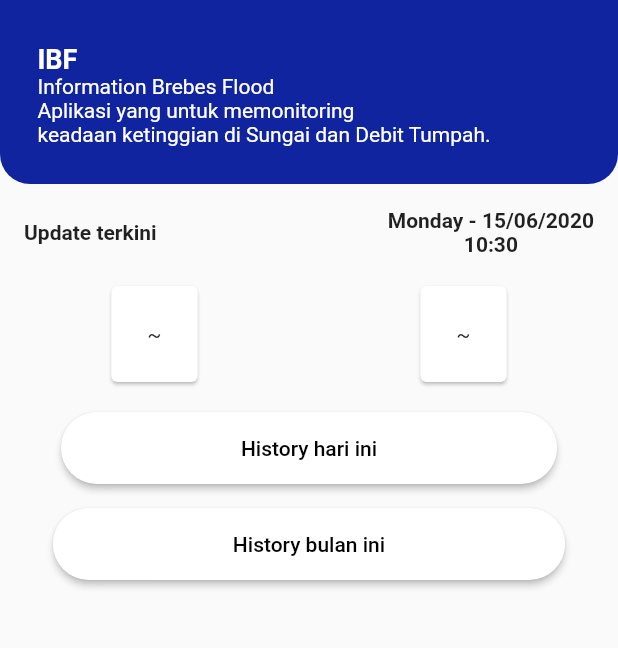
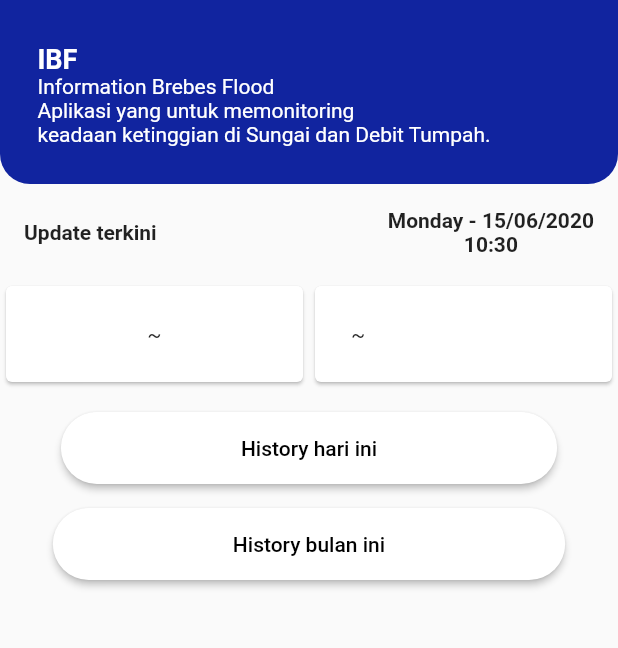
Before and after one commit to syafiqmarzuki/AppIBFlood, a Flutter app: the screen it shows after launch, on a phone screen of 412 x 824 dp, the part 104-752 px from its top. Run offline on Flutter 3.47's test engine with Material 2 defaults, Android fonts, the phone set to English and light mode, and no system bars; our stand-ins replace firebase_database; accounts and stored records are empty.

Commit message:
Fix flexible and replace it by Expanded

```diff
--- a/lib/view/home_page.dart
+++ b/lib/view/home_page.dart
@@ -138,8 +138,7 @@ class _HomePageState extends State<HomePage> {
             Row(
               mainAxisAlignment: MainAxisAlignment.spaceAround,
               children: <Widget>[
-                Flexible(
-                  child: Card(
+                Expanded(child: Card(
                     child: Padding(
                       padding: const EdgeInsets.all(8.0),
                       child: Padding(
@@ -198,7 +197,7 @@ class _HomePageState extends State<HomePage> {
                     ),
                   ),
                 ),
-                Flexible(
+                Expanded(
                   child: Card(
                     child: Padding(
                       padding: const EdgeInsets.all(8.0),
```
